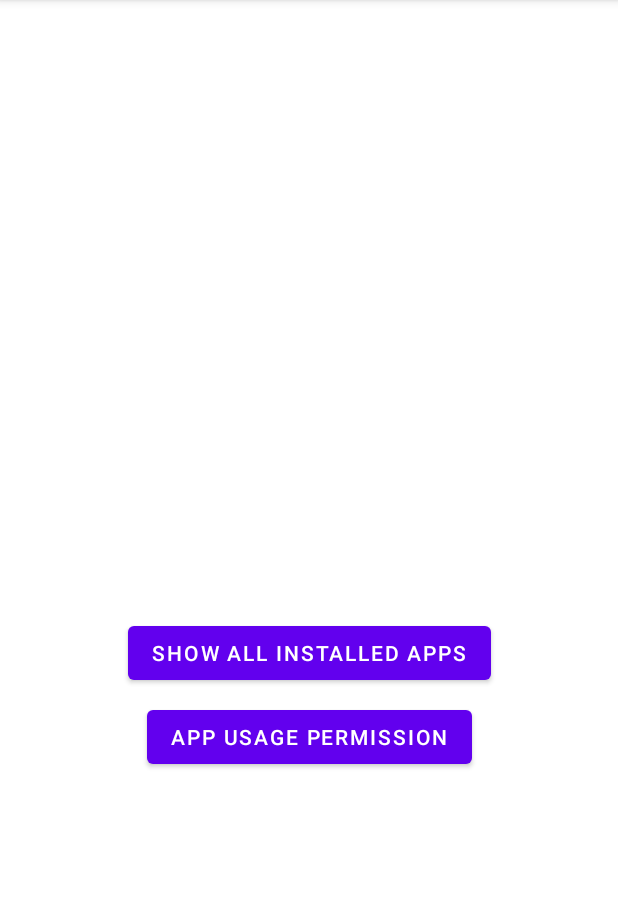
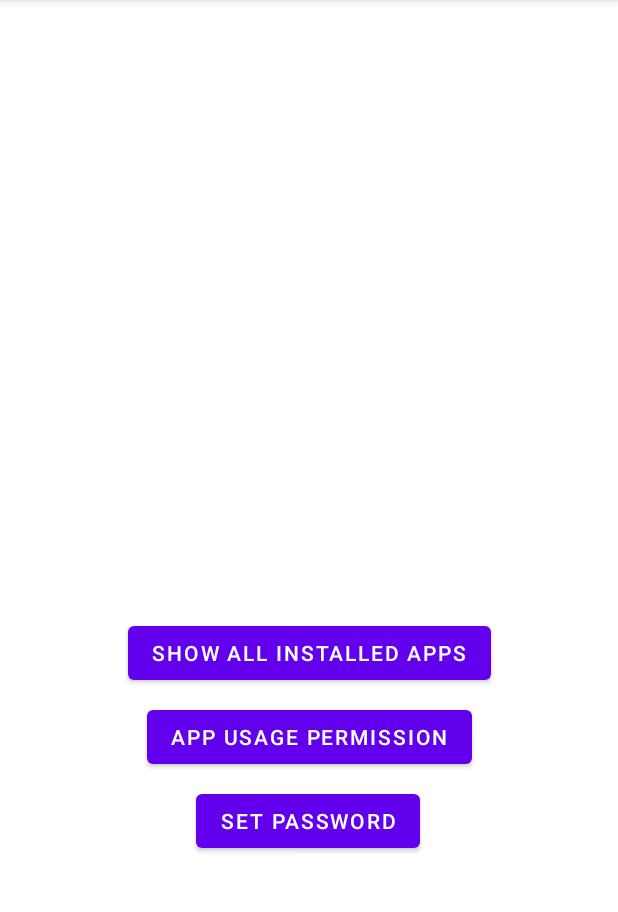
Before and after one commit to diyarfaraj/AppBlockr, an Android app: the screen it shows after launch (MainActivity), on a phone screen of 412 x 824 dp, the part 84-996 px from its top. Run offline under Robolectric (Android 15) with nearby library versions, the phone set to English and light mode, and no system bars.

Commit message:
added passowrd functionality

```diff
--- /dev/null
+++ b/app/src/main/java/com/example/appsift/shared/SharedPrefUtil.java
@@ -0,0 +1,47 @@
+package com.example.appsift.shared;
+import android.content.Context;
+import android.content.SharedPreferences;
+
+public class SharedPrefUtil {
+
+    private static final String SHARED_APP_PREFERENCE_NAME = "SharedPref";
+    Context cxt;
+    private SharedPreferences pref;
+    private SharedPreferences.Editor mEditor;
+
+    public SharedPrefUtil(Context context) {
+        this.pref = context.getSharedPreferences(SHARED_APP_PREFERENCE_NAME, Context.MODE_PRIVATE);
+    }
+
+    public static SharedPrefUtil getInstance(Context context) {
+        return new SharedPrefUtil(context);
+    }
+
+    public void putString(String key, String value) {
+        pref.edit().putString(key, value).apply();
+    }
+
+    public void putInteger(String key, int value) {
+        pref.edit().putInt(key, value).apply();
+    }
+
+    public void putBoolean(String key, boolean value) {
+        pref.edit().putBoolean(key, value).apply();
+    }
+
+    public String getString(String key)
+    {
+        return pref.getString(key,"");
+    }
+
+    public int getInteger(String key)
+    {
+        return pref.getInt(key,0);
+    }
+
+    public boolean getBoolean(String key)
+    {
+        return pref.getBoolean(key,false);
+    }
+
+}
--- a/app/src/main/res/layout/activity_main.xml
+++ b/app/src/main/res/layout/activity_main.xml
@@ -5,6 +5,18 @@
     android:layout_width="match_parent"
     android:layout_height="match_parent"
     tools:context=".MainActivity">
+
+    <Button
+        android:id="@+id/all_apps_button"
+        android:layout_width="wrap_content"
+        android:layout_height="wrap_content"
+        android:text="Show All Installed Apps"
+        app:layout_constraintBottom_toBottomOf="parent"
+        app:layout_constraintEnd_toEndOf="parent"
+        app:layout_constraintHorizontal_bias="0.502"
+        app:layout_constraintStart_toStartOf="parent"
+        app:layout_constraintTop_toTopOf="parent"
+        app:layout_constraintVertical_bias="0.571" />
 
     <Button
         android:id="@+id/permit_btn"
@@ -18,14 +30,14 @@
         app:layout_constraintTop_toBottomOf="@+id/all_apps_button" />
 
     <Button
-        android:id="@+id/all_apps_button"
+        android:id="@+id/set_password_btn"
         android:layout_width="wrap_content"
         android:layout_height="wrap_content"
-        android:text="Show All Installed Apps"
-        app:layout_constraintBottom_toBottomOf="parent"
+        android:layout_marginTop="8dp"
+        android:text="Set Password"
         app:layout_constraintEnd_toEndOf="parent"
-        app:layout_constraintHorizontal_bias="0.502"
+        app:layout_constraintHorizontal_bias="0.497"
         app:layout_constraintStart_toStartOf="parent"
-        app:layout_constraintTop_toTopOf="parent"
-        app:layout_constraintVertical_bias="0.571" />
+        app:layout_constraintTop_toBottomOf="@+id/permit_btn" />
+
 </androidx.constraintlayout.widget.ConstraintLayout>
```
Also changed, not shown: app/src/main/java/com/example/appsift/MainActivity.java (+107 -2 lines).
